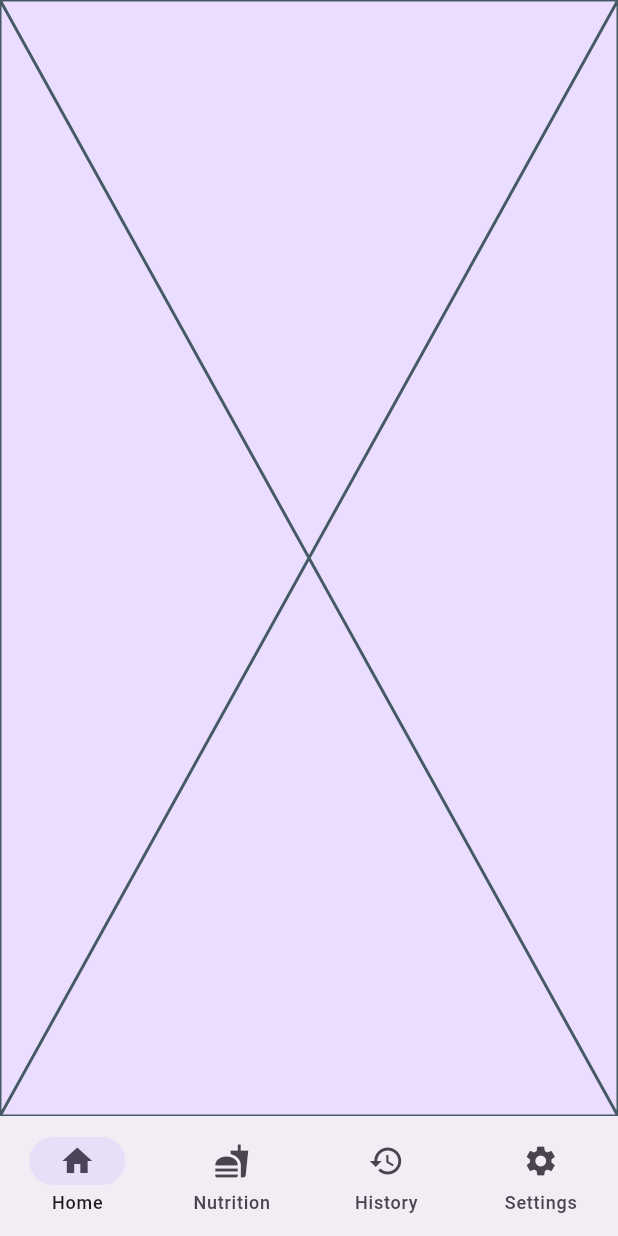
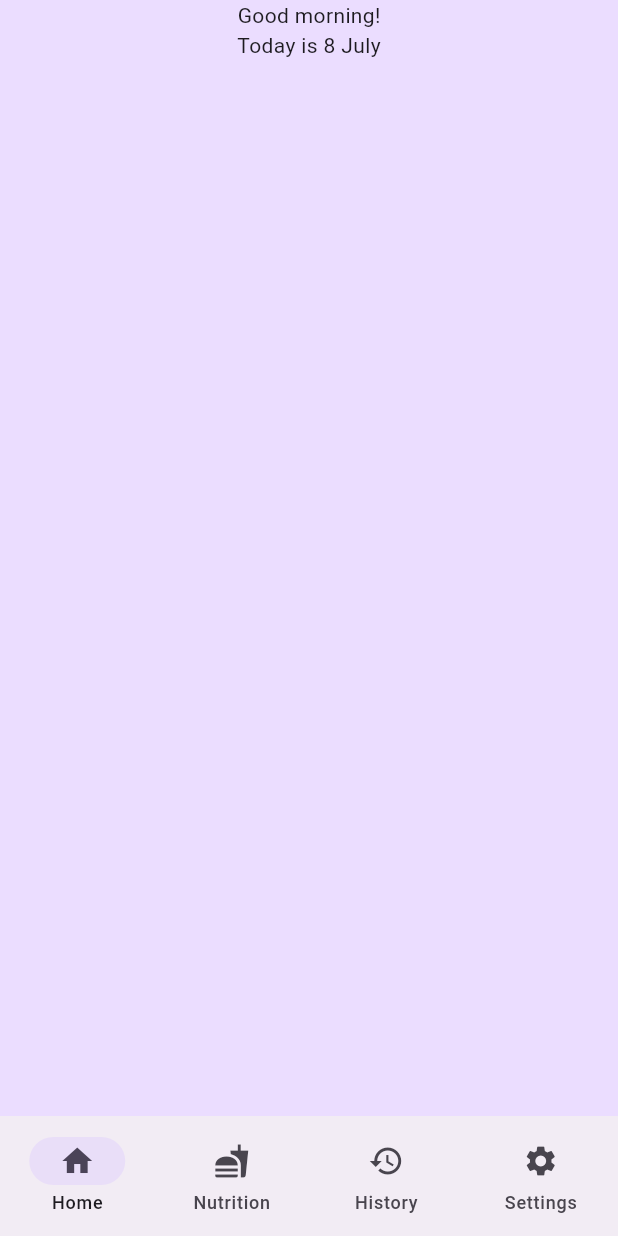
Before and after one commit to smstone0/Caloric, a Flutter app: the screen it shows after launch, on a phone screen of 412 x 824 dp. Run offline on Flutter 3.47's test engine with Material 2 defaults, Android fonts, the phone set to English and light mode, and no system bars.

Commit message:
Add time of day and date messages to home page

```diff
--- a/lib/main.dart
+++ b/lib/main.dart
@@ -35,7 +35,7 @@ class _MyHomePageState extends State<MyHomePage> {
     Widget page;
     switch (selectedIndex) {
       case 0:
-        page = Placeholder();
+        page = const TodayPage();
         break;
       case 1:
         page = Placeholder();
@@ -78,3 +78,72 @@ class _MyHomePageState extends State<MyHomePage> {
     );
   }
 }
+
+class TodayPage extends StatelessWidget {
+  const TodayPage({super.key});
+
+  @override
+  Widget build(BuildContext context) {
+    var timeOfDay;
+    var month;
+
+    DateTime time = DateTime.parse(DateTime.now().toString());
+
+    if (time.hour > 0 && time.hour < 12) {
+      timeOfDay = "morning";
+    } else if (time.hour > 12 && time.hour < 17) {
+      timeOfDay = "afternoon";
+    } else {
+      timeOfDay = "evening";
+    }
+
+    switch (time.month) {
+      case 1:
+        month = "January";
+        break;
+      case 2:
+        month = "February";
+        break;
+      case 3:
+        month = "March";
+        break;
+      case 4:
+        month = "April";
+        break;
+      case 5:
+        month = "May";
+        break;
+      case 6:
+        month = "June";
+        break;
+      case 7:
+        month = "July";
+        break;
+      case 8:
+        month = "August";
+        break;
+      case 9:
+        month = "September";
+        break;
+      case 10:
+        month = "October";
+        break;
+      case 11:
+        month = "November";
+        break;
+      default:
+        month = "December";
+    }
+
+    return SafeArea(
+      child: Center(
+        child: Column(
+          children: [
+            Text("Good $timeOfDay!"),
+            Text("Today is ${time.day} $month"),
+          ],
+        ),
+      ),
+    );
+  }
+}
```
